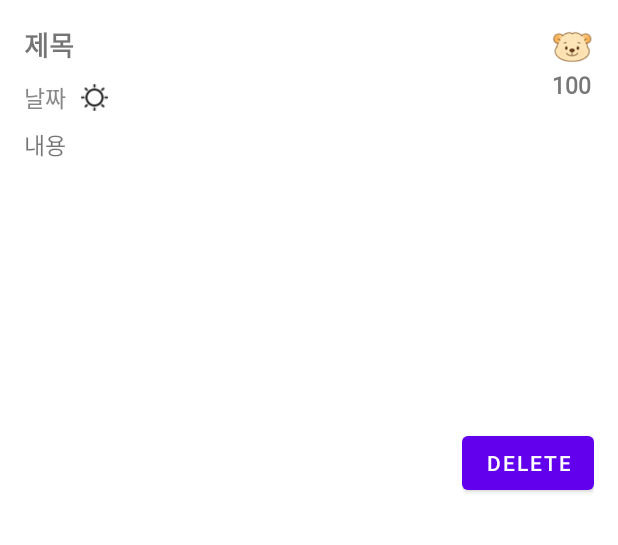
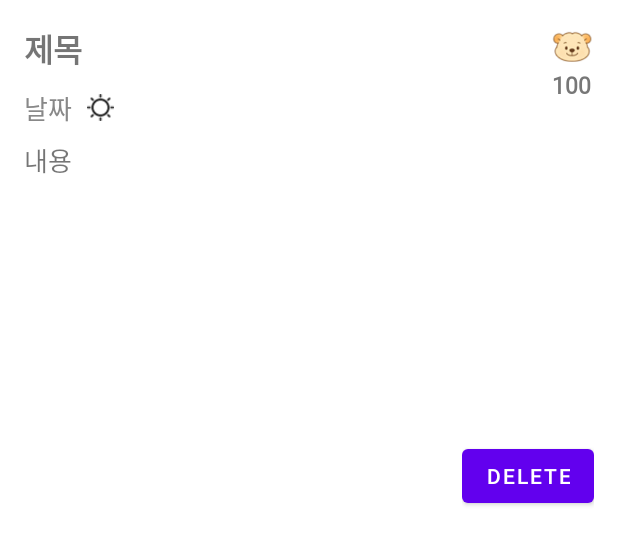
Before and after one commit to TeamAiary/TA_Android, an Android app built with Jetpack Compose: the layout dialog_diary_detail.xml on its own in the app's theme, with its tools: preview values and no code run, on a phone screen of 412 x 824 dp. Shown: the top 545 px of the screen. Run offline under Robolectric (Android 15) with nearby library versions, the phone set to English and light mode, and no system bars; network calls fail.

Commit message:
feat #14 : 전체 디자인 추가 수정

```diff
--- a/app/src/main/java/jin/contest/ta_android/ui/myDiary/DiaryDetailBottomSheet.kt
+++ b/app/src/main/java/jin/contest/ta_android/ui/myDiary/DiaryDetailBottomSheet.kt
@@ -32,9 +32,9 @@ class DiaryDetailBottomSheet(private val diary: DiaryDetailResponse, private val
         view.findViewById<TextView>(R.id.detailTitle).text = diary.title
         view.findViewById<TextView>(R.id.detailDate).text = diary.createdAt.substring(0,10)
         view.findViewById<TextView>(R.id.detailContent).text = diary.content
-        view.findViewById<ImageView>(R.id.detailWeather).imageAlpha = getWeather(diary.weather)
-        view.findViewById<ImageView>(R.id.detailEmotion).imageAlpha = getEmotion(diary.emotion)
-        view.findViewById<TextView>(R.id.detailContent).text = diary.content
+        view.findViewById<ImageView>(R.id.detailWeather).imageAlpha = getWeather(diary.weather.uppercase())
+        view.findViewById<ImageView>(R.id.detailEmotion).imageAlpha = getEmotion(diary.emotion.lowercase())
+        view.findViewById<TextView>(R.id.detailScore).text = "${diary.emotionPoint}"
 
         val buttonDelete = view.findViewById<Button>(R.id.detailDelete)
         buttonDelete.setOnClickListener {
--- a/app/src/main/res/layout/dialog_diary_detail.xml
+++ b/app/src/main/res/layout/dialog_diary_detail.xml
@@ -22,7 +22,7 @@
                 android:layout_height="wrap_content"
                 android:layout_marginBottom="10dp"
                 android:text="제목"
-                android:textSize="18sp"
+                android:textSize="21sp"
                 android:textStyle="bold" />
 
             <LinearLayout
@@ -38,7 +38,7 @@
                     android:layout_marginRight="10dp"
                     android:text="날짜"
                     android:textColor="#888888"
-                    android:textSize="15sp" />
+                    android:textSize="17sp" />
 
                 <ImageView
                     android:id="@+id/detailWeather"
@@ -86,7 +86,7 @@
         android:id="@+id/detailContent"
         android:layout_width="match_parent"
         android:layout_height="200dp"
-        android:textSize="15dp"
+        android:textSize="17dp"
         android:layout_marginTop="8dp"
         android:text="내용" />
 
--- a/app/src/main/res/layout/item_diary_list.xml
+++ b/app/src/main/res/layout/item_diary_list.xml
@@ -61,7 +61,7 @@
                     android:layout_marginStart="5dp"
                     android:layout_marginEnd="15dp"
                     android:text="인공지능 다이어리"
-                    android:textSize="21sp"
+                    android:textSize="18sp"
                     android:textStyle="bold" />
 
                 <ImageView
@@ -78,7 +78,7 @@
                 android:layout_width="wrap_content"
                 android:layout_height="wrap_content"
                 android:layout_weight="1"
-                android:textSize="19dp"
+                android:textSize="17sp"
                 android:layout_marginStart="5dp"
                 android:paddingStart="15dp"
                 android:layout_marginTop="4dp"
--- a/app/src/main/res/layout/layout_floating_today.xml
+++ b/app/src/main/res/layout/layout_floating_today.xml
@@ -12,7 +12,7 @@
 
     <androidx.cardview.widget.CardView
         android:layout_width="match_parent"
-        android:layout_height="120dp"
+        android:layout_height="wrap_content"
         android:layout_marginTop="8dp"
         android:layout_marginBottom="-24dp"
         app:cardBackgroundColor="#FFFFFF"
```
